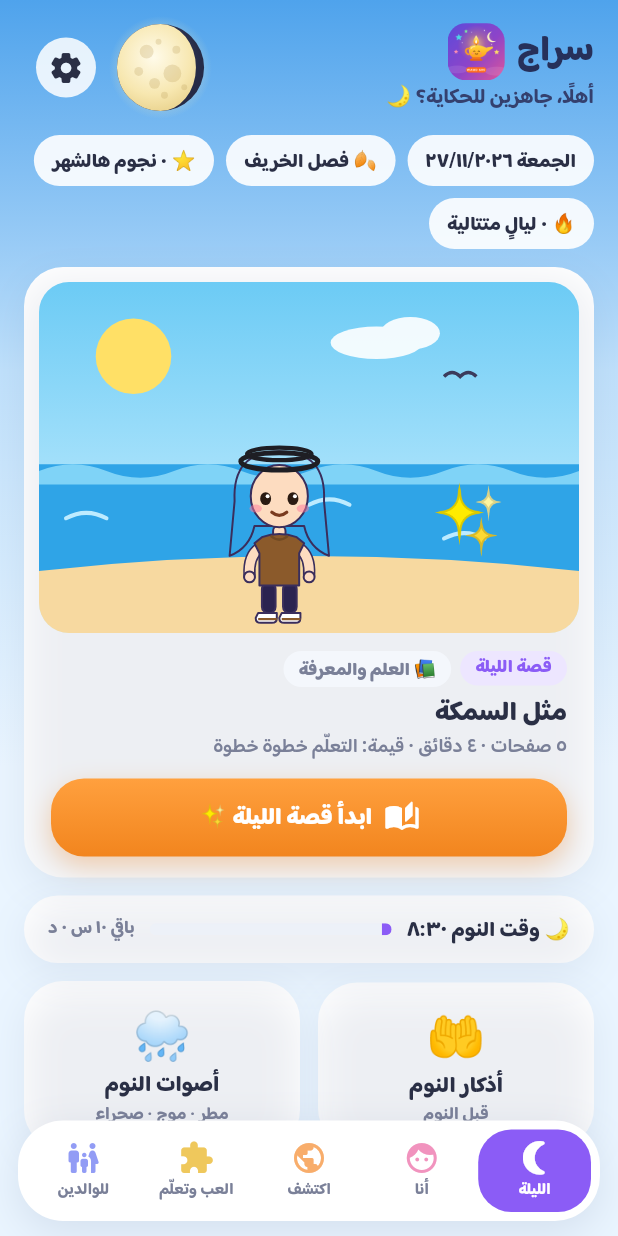
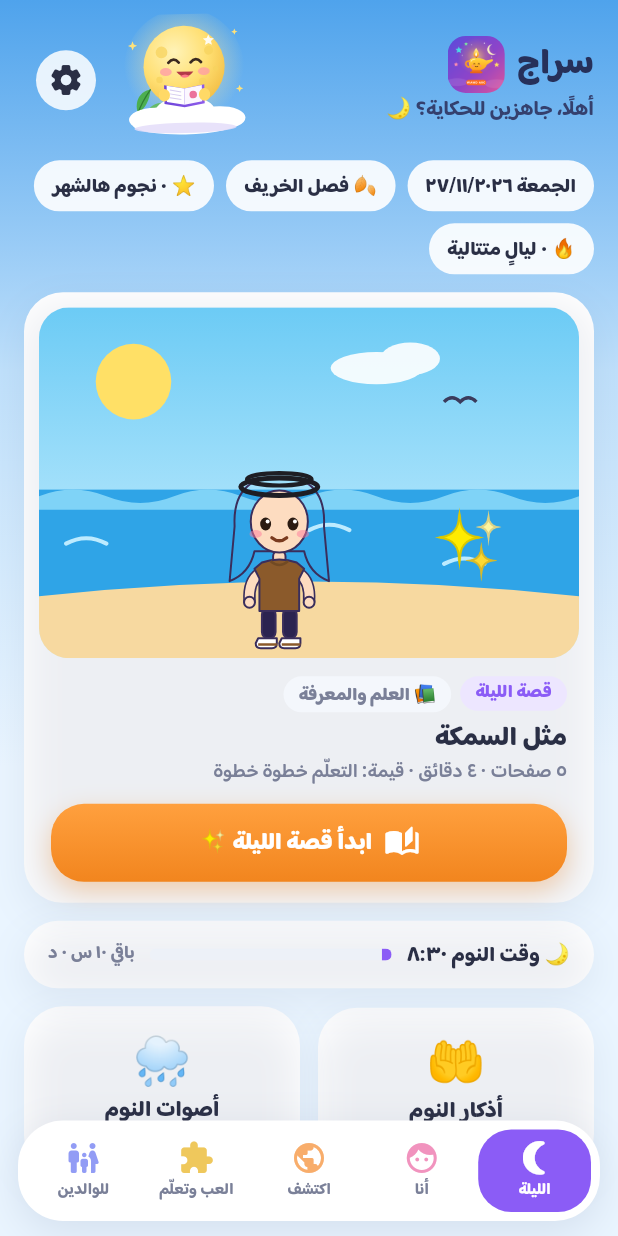
Before and after one commit to bsshfi/siraj, a Flutter app: the Shell screen opened directly, on a phone screen of 412 x 824 dp. Run offline on Flutter 3.47's test engine with Material 3 defaults, Android fonts, the phone set to English and light mode, and no system bars; our stand-ins replace audioplayers, flutter_local_notifications, flutter_svg, flutter_tts, hijri, package_info_plus and 6 more; missing offline and left inert: cryptography; accounts and stored records are empty; network calls fail.

Commit message:
Home: moon reading a book on a cloud (same as web)
Co-Authored-By: Claude Opus 5.5 <noreply@anthropic.com>
Claude-Session: https://claude.ai/code/session_01Bt8ZmkWRRNXuaqdCaC3z33

```diff
--- a/flutter/lib/screens/tonight.dart
+++ b/flutter/lib/screens/tonight.dart
@@ -11,6 +11,7 @@ import '../nav.dart';
 import '../theme.dart';
 import '../tonight_logic.dart';
 import '../widgets/common.dart';
+import '../widgets/moon_reader.dart';
 import '../widgets/pin.dart';
 import '../widgets/scene.dart';
 import 'me.dart';
@@ -155,7 +156,7 @@ class _TonightScreenState extends State<TonightScreen> {
               ),
               GestureDetector(
                 onTap: () => Nav.go(2, explore: 1),
-                child: SizedBox(width: 66, height: 66, child: CustomPaint(painter: MoonPainter(Learn.moonAge()))),
+                child: const MoonReader(size: 96),
               ),
               const SizedBox(width: 6),
               IconButton.filledTonal(
--- /dev/null
+++ b/flutter/lib/widgets/moon_reader.dart
@@ -0,0 +1,60 @@
+import 'package:flutter/material.dart';
+import 'package:flutter_svg/flutter_svg.dart';
+
+/// القمر اللي يقرأ كتاب ويجلس على غيمة (نفس moonReader في سراج الويب)
+const _svg = r'''<svg viewBox="0 0 220 190"><defs>
+      <radialGradient id="mrGlow" cx="50%" cy="45%" r="50%"><stop offset="0" stop-color="#FFF6C8" stop-opacity=".95"/><stop offset=".55" stop-color="#FFE9A0" stop-opacity=".35"/><stop offset="1" stop-color="#FFE9A0" stop-opacity="0"/></radialGradient>
+      <radialGradient id="mrMoon" cx="38%" cy="32%" r="70%"><stop offset="0" stop-color="#FFF3B8"/><stop offset=".6" stop-color="#FFDF72"/><stop offset="1" stop-color="#F4C24A"/></radialGradient>
+      <linearGradient id="mrBook" x1="0" x2="1"><stop offset="0" stop-color="#6D45D9"/><stop offset="1" stop-color="#8E5BEA"/></linearGradient></defs>
+      <circle cx="112" cy="84" r="92" fill="url(#mrGlow)"/>
+      <g>
+        <circle cx="112" cy="80" r="62" fill="url(#mrMoon)"/>
+        <g fill="#F7D35E" opacity=".75"><circle cx="78" cy="58" r="9"/><circle cx="150" cy="56" r="7"/><circle cx="140" cy="104" r="6"/><circle cx="74" cy="100" r="5"/><circle cx="160" cy="84" r="4"/></g>
+        <path d="M88 74q8-9 16 0M122 74q8-9 16 0" stroke="#3B2A20" stroke-width="4.2" fill="none" stroke-linecap="round"/>
+        <ellipse cx="84" cy="88" rx="9" ry="6" fill="#FF9AA8" opacity=".75"/><ellipse cx="142" cy="88" rx="9" ry="6" fill="#FF9AA8" opacity=".75"/>
+        <path d="M100 88q13 16 26 0z" fill="#B23A48"/><path d="M106 95q7 5 14 0q-7-5-14 0z" fill="#FF7A8A"/>
+        <path d="M150 32l2.5 5.5 6 .6-4.5 4 1.3 6-5.3-3-5.3 3 1.3-6-4.5-4 6-.6z" fill="#fff" opacity=".9"/>
+      </g>
+      <g><path d="M40 150c-6-18 4-34 20-36-2 16-8 28-20 36z" fill="#4CAF50"/><path d="M40 150c4-12 10-22 20-36" stroke="#2E7D32" stroke-width="2" fill="none"/><path d="M52 156c2-16 16-24 30-20-6 12-16 20-30 20z" fill="#66BB6A"/></g>
+      <g fill="#fff"><ellipse cx="66" cy="160" rx="40" ry="18"/><ellipse cx="112" cy="150" rx="46" ry="24"/><ellipse cx="164" cy="160" rx="40" ry="18"/><ellipse cx="112" cy="168" rx="80" ry="16"/></g>
+      <g fill="#E4DDF9" opacity=".85"><ellipse cx="112" cy="174" rx="78" ry="8"/></g>
+      <g transform="translate(4 14) scale(.96)">
+        <path d="M80 128l32 6 32-6v-30l-32 6-32-6z" fill="url(#mrBook)"/>
+        <path d="M84 125l28 5V104l-28-5z" fill="#fff"/><path d="M140 125l-28 5V104l28-5z" fill="#FBF7FF"/>
+        <path d="M89 106l18 3.4M89 112l18 3.4M89 118l18 3.4" stroke="#D5CBEF" stroke-width="1.6"/>
+        <circle cx="126" cy="114" r="6" fill="#E85A8A" opacity=".85"/>
+        <ellipse cx="80" cy="114" rx="9" ry="10" fill="#FFD966"/><ellipse cx="144" cy="114" rx="9" ry="10" fill="#FFD966"/>
+      </g>
+      <g fill="#FFE27A"><path d="M34 40l2 5 5 2-5 2-2 5-2-5-5-2 5-2z"/><path d="M196 110l1.6 4 4 1.6-4 1.6-1.6 4-1.6-4-4-1.6 4-1.6z"/><path d="M190 24l1.4 3.4 3.4 1.4-3.4 1.4-1.4 3.4-1.4-3.4-3.4-1.4 3.4-1.4z"/></g>
+    </svg>''';
+
+class MoonReader extends StatefulWidget {
+  final double size;
+  const MoonReader({super.key, this.size = 92});
+  @override
+  State<MoonReader> createState() => _MoonReaderState();
+}
+
+class _MoonReaderState extends State<MoonReader> with SingleTickerProviderStateMixin {
+  late final AnimationController _c = AnimationController(vsync: this, duration: const Duration(milliseconds: 2500))..repeat(reverse: true);
+  @override
+  void dispose() {
+    _c.dispose();
+    super.dispose();
+  }
+
+  @override
+  Widget build(BuildContext context) {
+    final w = widget.size, h = w * 190 / 220;
+    final pic = SvgPicture.string(_svg, width: w, height: h);
+    if (MediaQuery.of(context).disableAnimations) return pic;
+    return AnimatedBuilder(
+      animation: _c,
+      builder: (_, child) {
+        final t = Curves.easeInOut.transform(_c.value);
+        return Transform.translate(offset: Offset(0, -3 * t), child: Transform.rotate(angle: -0.026 * t, child: child));
+      },
+      child: pic,
+    );
+  }
+}
```
